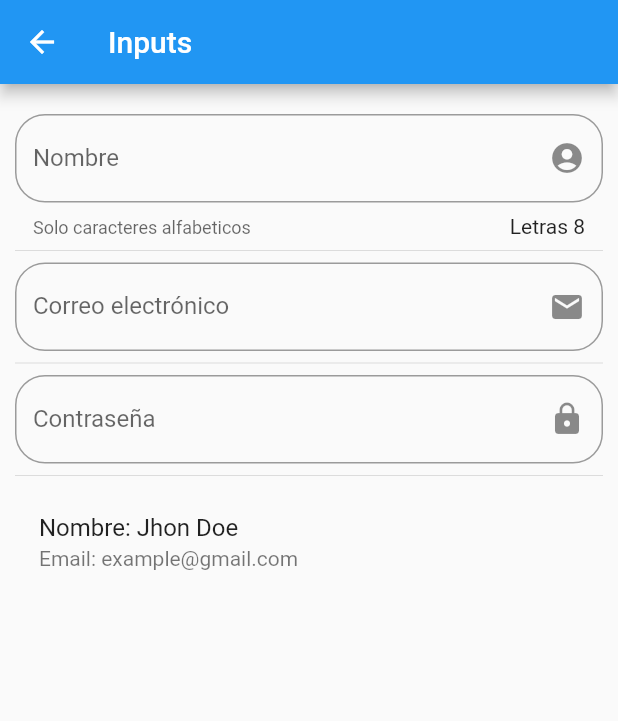
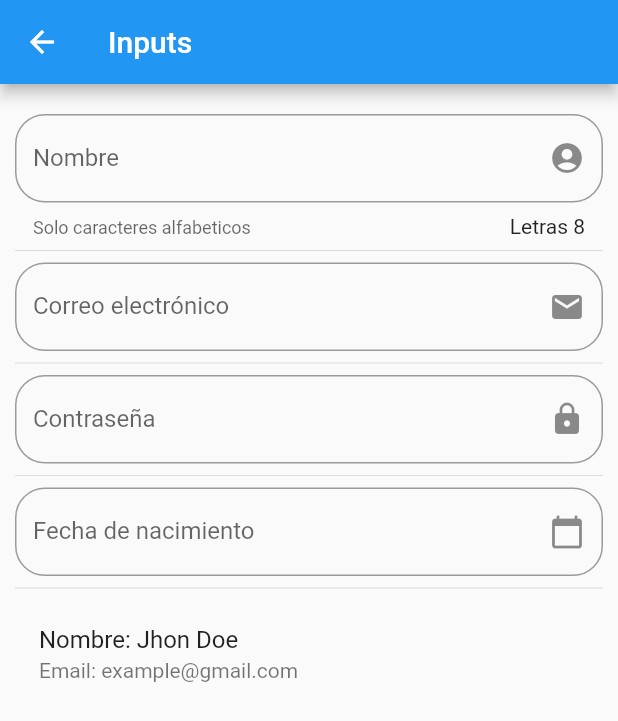
Before and after one commit to Andresdamelio/componentes_flutter, a Flutter app: the screen it shows after launch, after a tap on "Inputs", on a phone screen of 412 x 824 dp. Shown: the top 721 px of the screen. Run offline on Flutter 3.47's test engine with Material 2 defaults, Android fonts, the phone set to English and light mode, and no system bars; network calls fail.

Commit message:
Datepicker, localizacion de la aplicacion

```diff
--- a/lib/main.dart
+++ b/lib/main.dart
@@ -2,6 +2,7 @@
 
 
 import 'package:flutter/material.dart';
+import 'package:flutter_localizations/flutter_localizations.dart';
 import 'package:componentes_flutter/src/pages/alert_page.dart';
 import 'package:componentes_flutter/src/routes/routes.dart';
 
@@ -14,7 +15,14 @@ class MyApp extends StatelessWidget {
     return MaterialApp(
       title: 'Lista',
       debugShowCheckedModeBanner: false,
-      // home: HomePage(),
+      localizationsDelegates: [
+        GlobalMaterialLocalizations.delegate,
+        GlobalWidgetsLocalizations.delegate,
+      ],
+      supportedLocales: [
+        const Locale('es', 'ES'),
+        const Locale('en', 'US'),
+      ],
       initialRoute: 'home',
       routes: getApplicationRoutes(),
       onGenerateRoute: ( settings ) {
--- a/lib/src/pages/input_page.dart
+++ b/lib/src/pages/input_page.dart
@@ -9,7 +9,9 @@ class _InputPageState extends State<InputPage> {
 
   String _name = 'Jhon Doe';
   String _email = 'example@gmail.com';
+  String _fecha = '';
 
+  TextEditingController _inputFieldDateController = new TextEditingController();
 
   @override
   Widget build(BuildContext context) {
@@ -25,6 +27,8 @@ class _InputPageState extends State<InputPage> {
           _createEmail(),
           Divider(),
           _createPassword(),
+          Divider(),
+          _createDate( context ),
           Divider(),
           _createPerson()
         ]
@@ -83,6 +87,25 @@ class _InputPageState extends State<InputPage> {
     );
   }
 
+  Widget _createDate( BuildContext context ) {
+    return TextField(
+      enableInteractiveSelection: false,
+      controller: _inputFieldDateController,
+      decoration: InputDecoration(
+        border: OutlineInputBorder(
+          borderRadius: BorderRadius.circular(20.0)
+        ),
+        hintText: 'Fecha de nacimiento',
+        labelText: 'Fecha de nacimiento',
+        suffixIcon: Icon( Icons.calendar_today )
+      ),
+      onTap: () {
+        FocusScope.of(context).requestFocus(new FocusNode());
+        _showSelect( context );
+      },
+    );
+  }
+
   Widget _createPerson() {
     return ListTile(
       title: Text('Nombre: $_name '),
@@ -90,4 +113,21 @@ class _InputPageState extends State<InputPage> {
     );
   }
 
+  void _showSelect(BuildContext context) async {
+    DateTime picked = await showDatePicker(
+      context: context,
+      initialDate: new DateTime.now(),
+      firstDate: new DateTime(2018),
+      lastDate: new DateTime(2025),
+      locale: Locale('es', 'ES')
+    );
+
+    if( picked != null ) {
+      setState(() {
+        _fecha = picked.toString();
+        _inputFieldDateController.text = _fecha;
+      });
+    }
+  }
+
 }
--- a/pubspec.yaml
+++ b/pubspec.yaml
@@ -18,6 +18,8 @@ environment:
 
 dependencies:
   flutter:
+    sdk: flutter
+  flutter_localizations:
     sdk: flutter
 
   # The following adds the Cupertino Icons font to your application.
```
Also changed, not shown: pubspec.lock.
